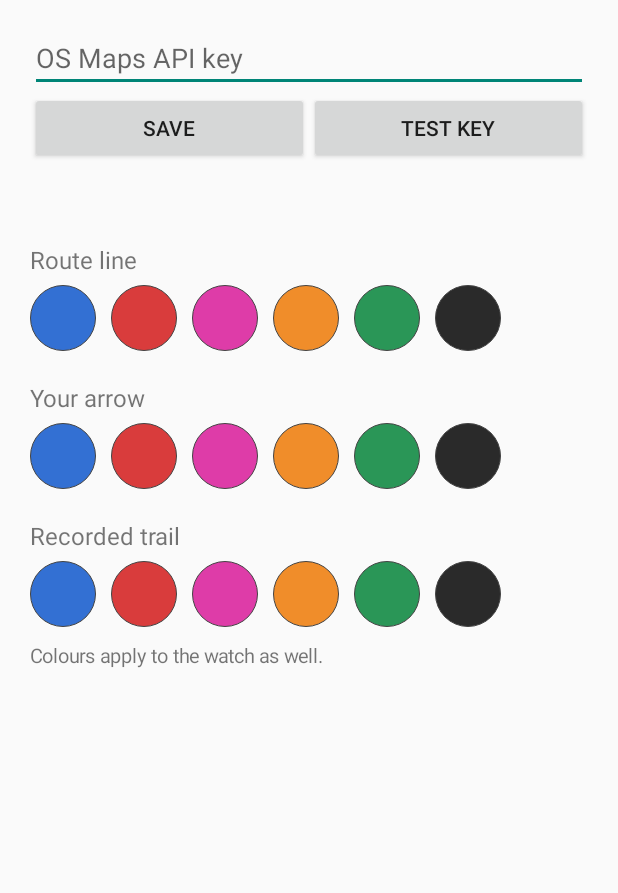
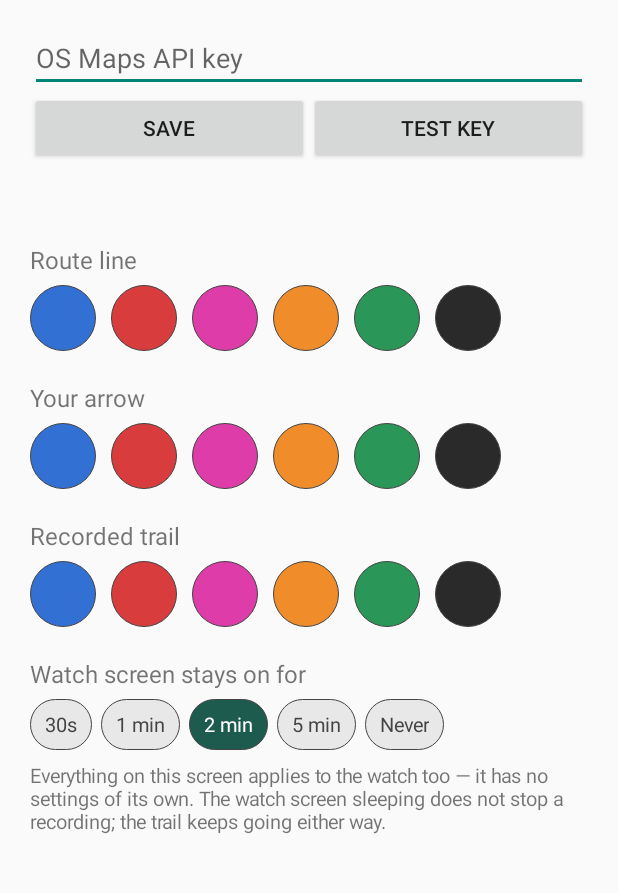
Before and after one commit to jollydoddger/Life, an Android app: the SettingsActivity screen opened directly, with no data from a screen before it, on a phone screen of 412 x 824 dp, the part 281-1174 px from its top. Run offline under Robolectric (Android 15) with nearby library versions, the phone set to English and light mode, and no system bars.

Commit message:
Waymark: one watch button, settings that actually arrive, screen timeout
- The watch keeps only the centre-GPS button. Record and reverse-arrows
  are phone-side now; there is room on a 45mm circle for a map and very
  little else.
- Colours never reached the watch. The watch only ever learned settings
  from a change *event*, so any delivery missed while it was asleep, out
  of range or throttled was lost for good, with nothing ever asking
  again. It now pulls the current data items when it opens, and both the
  event and pull paths call one set of appliers in Sync so they cannot
  drift. The phone also says whether a send succeeded instead of
  swallowing the failure under a line claiming it applies to the watch.
- Arrow direction rides along with the style item. It was stored per
  device and never synced, so removing the watch's button would have
  stranded the wrist pointing the wrong way.
- The watch screen now sleeps after an idle spell rather than being held
  on for the whole session, with the length set on the phone (default 2
  minutes, "Never" available). Sleeping does not stop a recording; the
  trail comes from the service, not the map being on show.
- Recording continues on the watch with no button there: it follows the
  phone and draws its own trail.

Zoom is untouched — he reported it working.

Co-Authored-By: Claude Opus 5 <noreply@anthropic.com>
Claude-Session: https://claude.ai/code/session_014Qco4czthLg5AUZVReqDXM

```diff
--- a/phone/src/main/java/com/jollydoddger/waymark/SettingsActivity.kt
+++ b/phone/src/main/java/com/jollydoddger/waymark/SettingsActivity.kt
@@ -10,12 +10,15 @@ import android.widget.ScrollView
 import android.widget.TextView
 import android.graphics.Color
 import android.graphics.drawable.GradientDrawable
+import android.view.Gravity
 import android.view.View
 import com.jollydoddger.waymark.shared.Bng
 import com.jollydoddger.waymark.shared.Colours
+import com.jollydoddger.waymark.shared.Prefs
 import com.jollydoddger.waymark.shared.Prefs.arrowColour
 import com.jollydoddger.waymark.shared.Prefs.osApiKey
 import com.jollydoddger.waymark.shared.Prefs.routeColour
+import com.jollydoddger.waymark.shared.Prefs.screenTimeoutSec
 import com.jollydoddger.waymark.shared.Prefs.trailColour
 import com.jollydoddger.waymark.shared.Sync
 import com.jollydoddger.waymark.shared.TileGrid
@@ -119,7 +122,7 @@ class SettingsActivity : Activity() {
                     setOnClickListener {
                         choose(colour)
                         repaint()
-                        pushStyle()
+                        pushStyle(result)
                     }
                 }
                 cells.add(cell to colour)
@@ -127,6 +130,42 @@ class SettingsActivity : Activity() {
             }
             repaint()
             return row
+        }
+
+        // Labelled chips, for the settings that aren't colours.
+        fun choices(options: List<Pair<String, Int>>, current: () -> Int, choose: (Int) -> Unit): LinearLayout {
+            val strip = LinearLayout(this)
+            val cells = mutableListOf<Pair<TextView, Int>>()
+            fun repaint() {
+                cells.forEach { (view, value) ->
+                    val on = value == current()
+                    view.background = GradientDrawable().apply {
+                        cornerRadius = dp(18).toFloat()
+                        setColor(if (on) Color.rgb(29, 91, 79) else Color.rgb(232, 232, 232))
+                        setStroke(dp(1), Color.DKGRAY)
+                    }
+                    view.setTextColor(if (on) Color.WHITE else Color.DKGRAY)
+                }
+            }
+            options.forEach { (label, value) ->
+                val cell = TextView(this).apply {
+                    text = label
+                    textSize = 13f
+                    gravity = Gravity.CENTER
+                    setPadding(dp(10), dp(8), dp(10), dp(8))
+                    setOnClickListener {
+                        choose(value)
+                        repaint()
+                        pushStyle(result)
+                    }
+                }
+                cells.add(cell to value)
+                strip.addView(cell, LinearLayout.LayoutParams(
+                    LinearLayout.LayoutParams.WRAP_CONTENT, LinearLayout.LayoutParams.WRAP_CONTENT,
+                ).apply { rightMargin = dp(6) })
+            }
+            repaint()
+            return strip
         }
 
         val col = LinearLayout(this).apply {
@@ -147,22 +186,34 @@ class SettingsActivity : Activity() {
             addView(swatches({ arrowColour }) { arrowColour = it })
             addView(heading("Recorded trail"))
             addView(swatches({ trailColour }) { trailColour = it })
+
+            addView(heading("Watch screen stays on for"))
+            addView(choices(Prefs.SCREEN_TIMEOUTS, { screenTimeoutSec }) { screenTimeoutSec = it })
             addView(TextView(this@SettingsActivity).apply {
                 textSize = 13f
-                setPadding(0, dp(10), 0, 0)
-                text = "Colours apply to the watch as well."
+                setPadding(0, dp(8), 0, 0)
+                text = "Everything on this screen applies to the watch too — it has no " +
+                    "settings of its own. The watch screen sleeping does not stop a " +
+                    "recording; the trail keeps going either way."
             })
         }
         setContentView(ScrollView(this).apply { addView(col) })
     }
 
-    /** One app on two devices, so the wrist gets the same colours. */
-    private fun pushStyle() {
+    /**
+     * One app on two devices, so the wrist gets the same settings — and says
+     * whether it worked. Swallowing the failure silently under a line reading
+     * "applies to the watch as well" is how a broken sync stays invisible.
+     */
+    private fun pushStyle(result: TextView) {
+        result.text = "Sending to the watch…"
         scope.launch {
             try {
-                Sync.sendStyle(this@SettingsActivity, routeColour, arrowColour, trailColour)
+                Sync.sendStyle(this@SettingsActivity)
+                result.text = "Sent to the watch."
             } catch (e: Exception) {
-                // Watch out of range; it picks the colours up when it reconnects.
+                result.text = "Saved on the phone — the watch will pick it up next time " +
+                    "you open Waymark on it. (${e.javaClass.simpleName})"
             }
         }
     }
--- a/shared/src/main/java/com/jollydoddger/waymark/shared/Prefs.kt
+++ b/shared/src/main/java/com/jollydoddger/waymark/shared/Prefs.kt
@@ -12,6 +12,18 @@ import android.content.SharedPreferences
  */
 object Prefs {
     private const val FILE = "waymark"
+
+    /** Two minutes lit: long enough to read a map, short enough to matter. */
+    const val DEFAULT_SCREEN_TIMEOUT_SEC = 120
+
+    /** Offered on the phone; 0 means never sleep. */
+    val SCREEN_TIMEOUTS: List<Pair<String, Int>> = listOf(
+        "30s" to 30,
+        "1 min" to 60,
+        "2 min" to 120,
+        "5 min" to 300,
+        "Never" to 0,
+    )
 
     private fun p(ctx: Context): SharedPreferences =
         ctx.getSharedPreferences(FILE, Context.MODE_PRIVATE)
@@ -38,6 +50,15 @@ object Prefs {
         set(v) = p(this).edit().putInt("trailColour", v).apply()
 
     /**
+     * How long the watch holds its screen on before letting it sleep. Only the
+     * watch honours it — the phone is left to its own system timeout. Set on
+     * the phone and synced, because the watch has no room for settings.
+     */
+    var Context.screenTimeoutSec: Int
+        get() = p(this).getInt("screenTimeoutSec", DEFAULT_SCREEN_TIMEOUT_SEC)
+        set(v) = p(this).edit().putInt("screenTimeoutSec", v).apply()
+
+    /**
      * Whether a walk is being recorded. Kept here rather than in the service
      * so the UI can draw the right button before the service has started, and
      * so a restart after the process dies knows what it was doing.
```
Also changed, not shown: phone/src/main/java/com/jollydoddger/waymark/MainActivity.kt (+12 -1 lines), shared/src/main/java/com/jollydoddger/waymark/shared/Sync.kt (+91 -2 lines), wear/src/main/java/com/jollydoddger/waymark/MainActivity.kt (+101 -92 lines), wear/src/main/java/com/jollydoddger/waymark/WaymarkListenerService.kt (+9 -29 lines), 1 other file.
